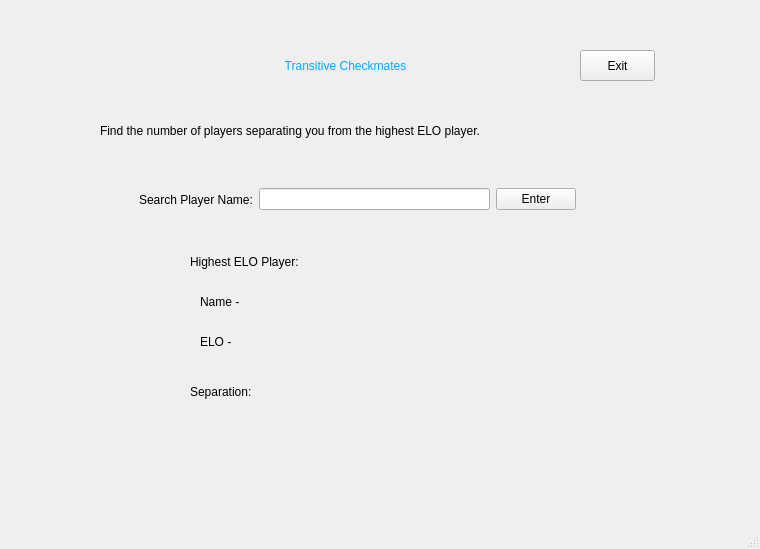
Before: the Qt Designer form chesselo.ui in atduffaut/Transitive_Checkmates, drawn with Qt 5.
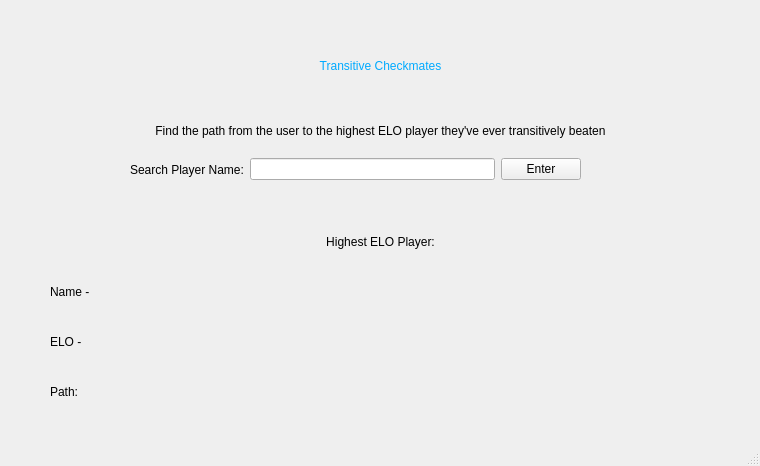
After: the same form once the commit is applied.

```diff
--- a/chesselo.ui
+++ b/chesselo.ui
@@ -7,52 +7,19 @@
     <x>0</x>
     <y>0</y>
     <width>760</width>
-    <height>549</height>
+    <height>466</height>
    </rect>
   </property>
   <property name="windowTitle">
    <string>ChessELO</string>
   </property>
   <widget class="QWidget" name="centralwidget">
-   <widget class="QLabel" name="separationLabel">
-    <property name="geometry">
-     <rect>
-      <x>190</x>
-      <y>380</y>
-      <width>111</width>
-      <height>24</height>
-     </rect>
-    </property>
-    <property name="styleSheet">
-     <string notr="true">font: 14pt &quot;Calibri&quot;;</string>
-    </property>
-    <property name="text">
-     <string>Separation:</string>
-    </property>
-   </widget>
-   <widget class="QPushButton" name="pushButton_Exit">
-    <property name="geometry">
-     <rect>
-      <x>580</x>
-      <y>50</y>
-      <width>75</width>
-      <height>31</height>
-     </rect>
-    </property>
-    <property name="styleSheet">
-     <string notr="true">font: 12pt &quot;Segoe UI&quot;;
-font: 12pt &quot;Calibri&quot;;</string>
-    </property>
-    <property name="text">
-     <string>Exit</string>
-    </property>
-   </widget>
    <widget class="QLabel" name="nameLabel">
     <property name="geometry">
      <rect>
-      <x>270</x>
-      <y>290</y>
-      <width>121</width>
+      <x>130</x>
+      <y>280</y>
+      <width>421</width>
       <height>24</height>
      </rect>
     </property>
@@ -63,28 +30,12 @@
      <string/>
     </property>
    </widget>
-   <widget class="QLabel" name="label_3">
-    <property name="geometry">
-     <rect>
-      <x>200</x>
-      <y>330</y>
-      <width>51</width>
-      <height>24</height>
-     </rect>
-    </property>
-    <property name="styleSheet">
-     <string notr="true">font: 14pt &quot;Calibri&quot;;</string>
-    </property>
-    <property name="text">
-     <string>ELO -</string>
-    </property>
-   </widget>
    <widget class="QLabel" name="titleLabel">
     <property name="geometry">
      <rect>
-      <x>190</x>
+      <x>0</x>
       <y>50</y>
-      <width>311</width>
+      <width>761</width>
       <height>31</height>
      </rect>
     </property>
@@ -102,9 +53,9 @@
    <widget class="QLabel" name="ELOLabel">
     <property name="geometry">
      <rect>
-      <x>250</x>
+      <x>110</x>
       <y>330</y>
-      <width>201</width>
+      <width>571</width>
       <height>24</height>
      </rect>
     </property>
@@ -118,9 +69,9 @@
    <widget class="QLabel" name="descripLabel">
     <property name="geometry">
      <rect>
-      <x>100</x>
+      <x>20</x>
       <y>110</y>
-      <width>551</width>
+      <width>721</width>
       <height>41</height>
      </rect>
     </property>
@@ -128,14 +79,17 @@
      <string notr="true">font: 14pt &quot;Calibri&quot;;</string>
     </property>
     <property name="text">
-     <string>Find the number of players separating you from the highest ELO player.</string>
+     <string>Find the path from the user to the highest ELO player they've ever transitively beaten</string>
+    </property>
+    <property name="alignment">
+     <set>Qt::AlignCenter</set>
     </property>
    </widget>
    <widget class="QLabel" name="label_2">
     <property name="geometry">
      <rect>
-      <x>200</x>
-      <y>290</y>
+      <x>50</x>
+      <y>280</y>
       <width>71</width>
       <height>24</height>
      </rect>
@@ -150,10 +104,10 @@
    <widget class="QLabel" name="separationLabel_2">
     <property name="geometry">
      <rect>
-      <x>290</x>
+      <x>100</x>
       <y>380</y>
-      <width>251</width>
-      <height>24</height>
+      <width>571</width>
+      <height>31</height>
      </rect>
     </property>
     <property name="styleSheet">
@@ -166,9 +120,9 @@
    <widget class="QLabel" name="highestEloLabel">
     <property name="geometry">
      <rect>
-      <x>190</x>
-      <y>250</y>
-      <width>181</width>
+      <x>0</x>
+      <y>230</y>
+      <width>761</width>
       <height>24</height>
      </rect>
     </property>
@@ -178,13 +132,16 @@
     <property name="text">
      <string>Highest ELO Player:</string>
     </property>
+    <property name="alignment">
+     <set>Qt::AlignCenter</set>
+    </property>
    </widget>
    <widget class="QWidget" name="layoutWidget">
     <property name="geometry">
      <rect>
-      <x>139</x>
-      <y>180</y>
-      <width>437</width>
+      <x>130</x>
+      <y>150</y>
+      <width>451</width>
       <height>39</height>
      </rect>
     </property>
@@ -214,6 +171,38 @@
      </item>
     </layout>
    </widget>
+   <widget class="QLabel" name="label_3">
+    <property name="geometry">
+     <rect>
+      <x>50</x>
+      <y>330</y>
+      <width>51</width>
+      <height>24</height>
+     </rect>
+    </property>
+    <property name="styleSheet">
+     <string notr="true">font: 14pt &quot;Calibri&quot;;</string>
+    </property>
+    <property name="text">
+     <string>ELO -</string>
+    </property>
+   </widget>
+   <widget class="QLabel" name="separationLabel">
+    <property name="geometry">
+     <rect>
+      <x>50</x>
+      <y>380</y>
+      <width>51</width>
+      <height>24</height>
+     </rect>
+    </property>
+    <property name="styleSheet">
+     <string notr="true">font: 14pt &quot;Calibri&quot;;</string>
+    </property>
+    <property name="text">
+     <string>Path:</string>
+    </property>
+   </widget>
   </widget>
   <widget class="QMenuBar" name="menubar">
    <property name="geometry">
```
Left out of the diff: 2 changed lines with no effect on the pictures.
